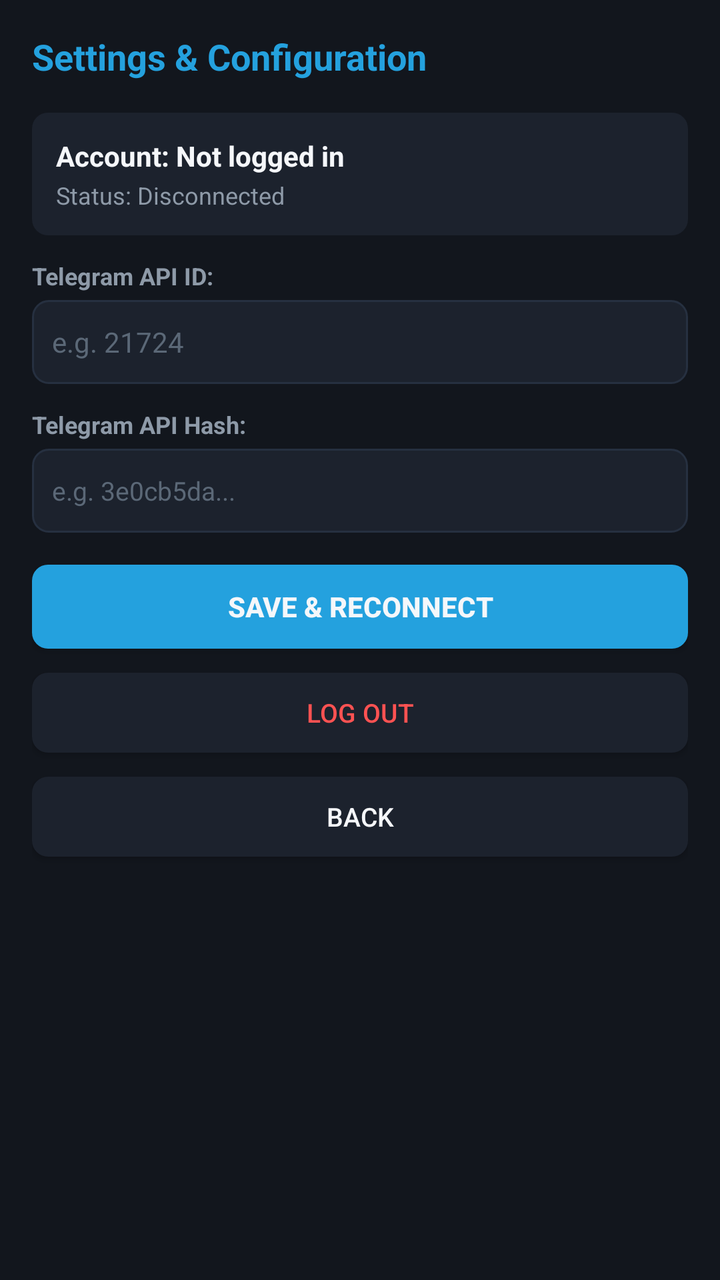
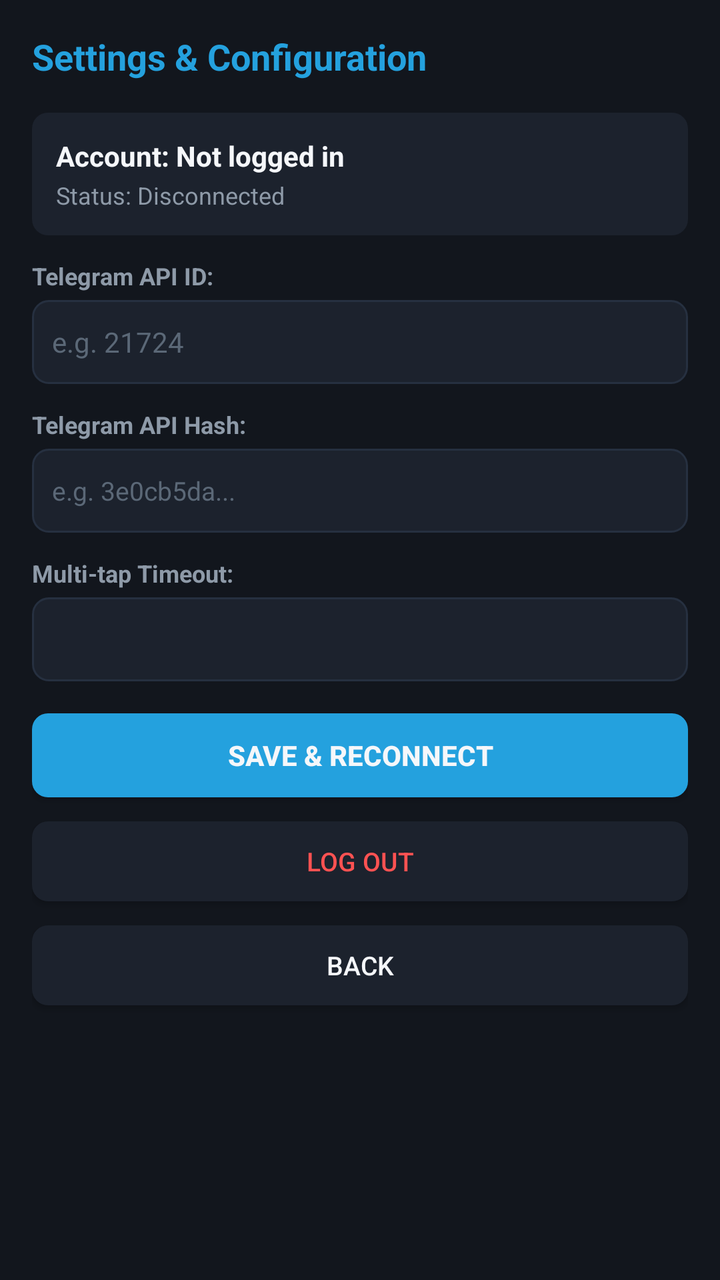

Two renders of the same Android screen: before a commit and after it. Below are the layout's source before the change and the commit's diff.
<!-- AndroidManifest.xml: application theme Theme.TeleFlip -->
<!-- res/layout/view_settings.xml -->
<?xml version="1.0" encoding="utf-8"?>
<ScrollView xmlns:android="http://schemas.android.com/apk/res/android"
    android:layout_width="match_parent"
    android:layout_height="match_parent"
    android:background="@color/bg_dark"
    android:fillViewport="true">

    <LinearLayout
        android:layout_width="match_parent"
        android:layout_height="wrap_content"
        android:orientation="vertical"
        android:padding="16dp">

        <TextView
            android:layout_width="wrap_content"
            android:layout_height="wrap_content"
            android:text="Settings &amp; Configuration"
            android:textColor="@color/tg_blue"
            android:textSize="18sp"
            android:textStyle="bold"
            android:layout_marginBottom="16dp" />

        
        <LinearLayout
            android:layout_width="match_parent"
            android:layout_height="wrap_content"
            android:orientation="vertical"
            android:background="@drawable/bg_item_selector"
            android:padding="12dp"
            android:focusable="true"
            android:layout_marginBottom="12dp">

            <TextView
                android:id="@+id/tv_settings_user"
                android:layout_width="wrap_content"
                android:layout_height="wrap_content"
                android:text="Account: Not logged in"
                android:textColor="@color/text_primary"
                android:textSize="14sp"
                android:textStyle="bold" />

            <TextView
                android:id="@+id/tv_settings_status"
                android:layout_width="wrap_content"
                android:layout_height="wrap_content"
                android:text="Status: Disconnected"
                android:textColor="@color/text_secondary"
                android:textSize="12sp"
                android:layout_marginTop="2dp" />

        </LinearLayout>

        
        <TextView
            android:layout_width="wrap_content"
            android:layout_height="wrap_content"
            android:text="Telegram API ID:"
            android:textColor="@color/text_secondary"
            android:textSize="12sp"
            android:textStyle="bold"
            android:layout_marginBottom="4dp" />

        <EditText
            android:id="@+id/et_api_id"
            android:layout_width="match_parent"
            android:layout_height="42dp"
            android:hint="e.g. 21724"
            android:textColor="@color/text_primary"
            android:textColorHint="@color/text_hint"
            android:textSize="14sp"
            android:paddingStart="10dp"
            android:paddingEnd="10dp"
            android:background="@drawable/bg_edittext_selector"
            android:inputType="number"
            android:focusable="true"
            android:focusableInTouchMode="true"
            android:layout_marginBottom="12dp" />

        
        <TextView
            android:layout_width="wrap_content"
            android:layout_height="wrap_content"
            android:text="Telegram API Hash:"
            android:textColor="@color/text_secondary"
            android:textSize="12sp"
            android:textStyle="bold"
            android:layout_marginBottom="4dp" />

        <EditText
            android:id="@+id/et_api_hash"
            android:layout_width="match_parent"
            android:layout_height="42dp"
            android:hint="e.g. 3e0cb5da..."
            android:textColor="@color/text_primary"
            android:textColorHint="@color/text_hint"
            android:textSize="13sp"
            android:paddingStart="10dp"
            android:paddingEnd="10dp"
            android:background="@drawable/bg_edittext_selector"
            android:inputType="text"
            android:focusable="true"
            android:focusableInTouchMode="true"
            android:layout_marginBottom="16dp" />

        
        <Button
            android:id="@+id/btn_save_config"
            android:layout_width="match_parent"
            android:layout_height="42dp"
            android:text="Save &amp; Reconnect"
            android:textColor="@color/text_primary"
            android:textSize="14sp"
            android:textStyle="bold"
            android:background="@drawable/bg_button_selector"
            android:focusable="true"
            android:layout_marginBottom="12dp" />

        
        <Button
            android:id="@+id/btn_logout"
            android:layout_width="match_parent"
            android:layout_height="40dp"
            android:text="Log Out"
            android:textColor="@color/text_error"
            android:textSize="13sp"
            android:background="@drawable/bg_item_selector"
            android:focusable="true"
            android:layout_marginBottom="12dp" />

        
        <Button
            android:id="@+id/btn_back_to_chats"
            android:layout_width="match_parent"
            android:layout_height="40dp"
            android:text="Back"
            android:textColor="@color/text_primary"
            android:textSize="13sp"
            android:background="@drawable/bg_item_selector"
            android:focusable="true"
            android:layout_marginBottom="20dp" />

    </LinearLayout>

</ScrollView>
<!-- resources referenced by this layout -->
<resources>
  <color name="bg_dark">#12161D</color>
  <color name="text_error">#FF5252</color>
  <color name="text_hint">#5B6877</color>
  <color name="text_primary">#F5F7FA</color>
  <color name="text_secondary">#8E9AA8</color>
  <color name="tg_blue">#24A1DE</color>
  <!-- drawable bg_button_selector (drawable) -->
  <?xml version="1.0" encoding="utf-8"?>
  <selector xmlns:android="http://schemas.android.com/apk/res/android">
      <item android:state_focused="true">
          <shape android:shape="rectangle">
              <solid android:color="@color/tg_blue_dark" />
              <stroke android:width="3dp" android:color="@color/focus_highlight_gold" />
              <corners android:radius="8dp" />
          </shape>
      </item>
      <item android:state_pressed="true">
          <shape android:shape="rectangle">
              <solid android:color="@color/tg_blue_dark" />
              <corners android:radius="8dp" />
          </shape>
      </item>
      <item>
          <shape android:shape="rectangle">
              <solid android:color="@color/tg_blue" />
              <corners android:radius="8dp" />
          </shape>
      </item>
  </selector>
  <!-- drawable bg_edittext_selector (drawable) -->
  <?xml version="1.0" encoding="utf-8"?>
  <selector xmlns:android="http://schemas.android.com/apk/res/android">
      <item android:state_focused="true">
          <shape android:shape="rectangle">
              <solid android:color="@color/bg_dark_card_focused" />
              <stroke android:width="2dp" android:color="@color/focus_highlight" />
              <corners android:radius="8dp" />
          </shape>
      </item>
      <item>
          <shape android:shape="rectangle">
              <solid android:color="@color/bg_dark_card" />
              <stroke android:width="1dp" android:color="@color/softkey_divider" />
              <corners android:radius="8dp" />
          </shape>
      </item>
  </selector>
  <!-- drawable bg_item_selector (drawable) -->
  <?xml version="1.0" encoding="utf-8"?>
  <selector xmlns:android="http://schemas.android.com/apk/res/android">
      <item android:state_focused="true">
          <shape android:shape="rectangle">
              <solid android:color="@color/bg_dark_card_focused" />
              <stroke android:width="2dp" android:color="@color/focus_highlight" />
              <corners android:radius="8dp" />
          </shape>
      </item>
      <item android:state_selected="true">
          <shape android:shape="rectangle">
              <solid android:color="@color/bg_dark_card_focused" />
              <stroke android:width="2dp" android:color="@color/focus_highlight" />
              <corners android:radius="8dp" />
          </shape>
      </item>
      <item>
          <shape android:shape="rectangle">
              <solid android:color="@color/bg_dark_card" />
              <corners android:radius="8dp" />
          </shape>
      </item>
  </selector>
  <style name="Theme.TeleFlip" parent="Theme.AppCompat.NoActionBar">
          <item name="android:windowBackground">@color/bg_dark</item>
          <item name="android:textColorPrimary">@color/text_primary</item>
          <item name="android:textColorSecondary">@color/text_secondary</item>
          <item name="android:colorAccent">@color/tg_blue</item>
          <item name="android:defaultFocusHighlightEnabled">true</item>
      </style>
  <color name="tg_blue_dark">#1B7AB0</color>
  <color name="focus_highlight_gold">#FFC837</color>
  <color name="bg_dark_card_focused">#2A3649</color>
  <color name="focus_highlight">#00D2FF</color>
  <color name="bg_dark_card">#1C222D</color>
  <color name="softkey_divider">#263040</color>
</resources>

<!-- the commit's change to res/layout/view_settings.xml (unified diff, before → after) -->
@@ -100,6 +100,25 @@
             android:inputType="text"
             android:focusable="true"
             android:focusableInTouchMode="true"
+            android:layout_marginBottom="12dp" />
+
+        
+        <TextView
+            android:layout_width="wrap_content"
+            android:layout_height="wrap_content"
+            android:text="Multi-tap Timeout:"
+            android:textColor="@color/text_secondary"
+            android:textSize="12sp"
+            android:textStyle="bold"
+            android:layout_marginBottom="4dp" />
+
+        <Spinner
+            android:id="@+id/sp_keypad_timeout"
+            android:layout_width="match_parent"
+            android:layout_height="42dp"
+            android:background="@drawable/bg_edittext_selector"
+            android:focusable="true"
+            android:focusableInTouchMode="true"
             android:layout_marginBottom="16dp" />
 
         
